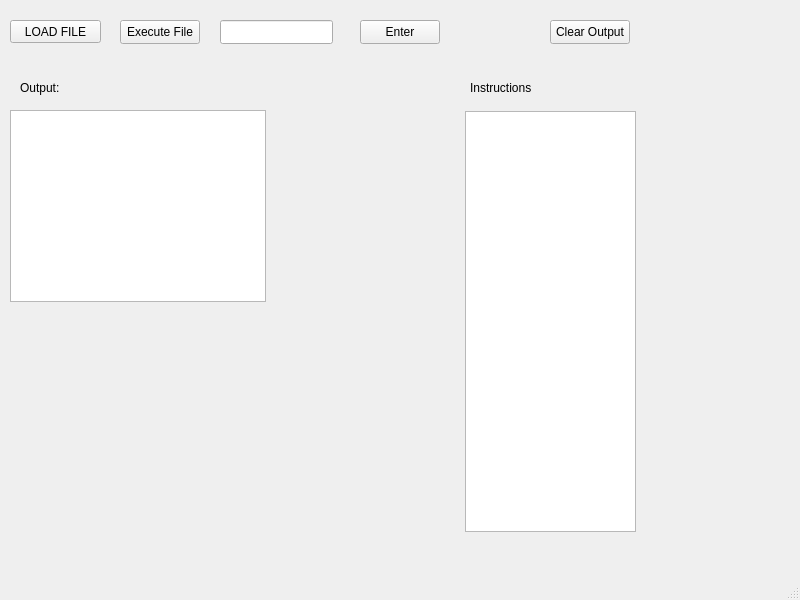
Alex-Nin/uvsim, file uvsim-qt/mainwindow.ui: the form before one commit.
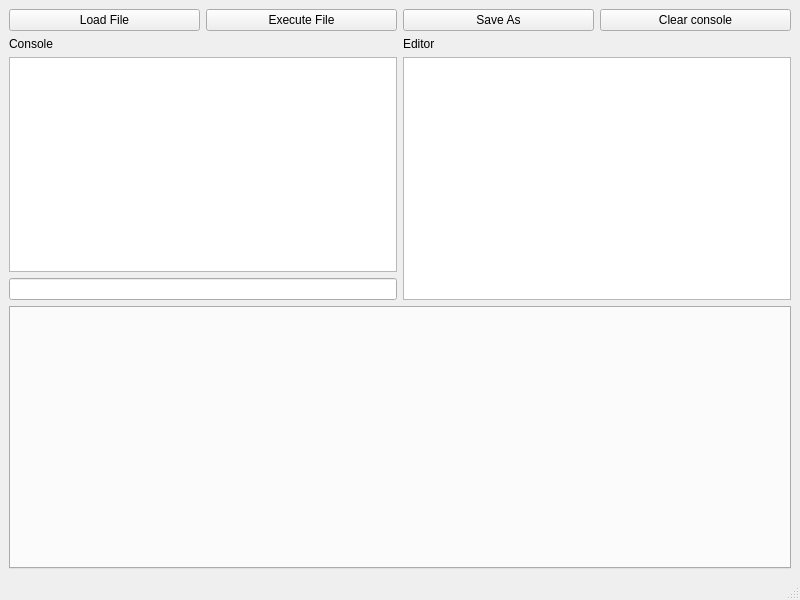
The form after the commit.

Patch:
```diff
--- a/uvsim-qt/mainwindow.ui
+++ b/uvsim-qt/mainwindow.ui
@@ -14,117 +14,78 @@
    <string>MainWindow</string>
   </property>
   <widget class="QWidget" name="centralwidget">
-   <widget class="QToolButton" name="loadButton">
-    <property name="geometry">
-     <rect>
-      <x>10</x>
-      <y>20</y>
-      <width>91</width>
-      <height>23</height>
-     </rect>
-    </property>
+   <layout class="QVBoxLayout" name="verticalLayout">
+    <item>
+     <layout class="QHBoxLayout" name="buttonLayout">
+      <item>
+       <widget class="QPushButton" name="button1">
     <property name="text">
-     <string>LOAD FILE</string>
-    </property>
-   </widget>
-   <widget class="QPushButton" name="exeButton">
-    <property name="geometry">
-     <rect>
-      <x>120</x>
-      <y>20</y>
-      <width>80</width>
-      <height>24</height>
-     </rect>
-    </property>
+         <string>Load File</string>
+        </property>
+       </widget>
+      </item>
+      <item>
+       <widget class="QPushButton" name="button2">
     <property name="text">
      <string>Execute File</string>
     </property>
    </widget>
-   <widget class="QLineEdit" name="lineEdit">
-    <property name="geometry">
-     <rect>
-      <x>220</x>
-      <y>20</y>
-      <width>113</width>
-      <height>24</height>
-     </rect>
-    </property>
+      </item>
+      <item>
+       <widget class="QPushButton" name="button3">
     <property name="text">
-     <string/>
-    </property>
-   </widget>
-   <widget class="QPushButton" name="enterButton">
-    <property name="geometry">
-     <rect>
-      <x>360</x>
-      <y>20</y>
-      <width>80</width>
-      <height>24</height>
-     </rect>
-    </property>
+         <string>Save As</string>
+        </property>
+       </widget>
+      </item>
+      <item>
+       <widget class="QPushButton" name="button4">
     <property name="text">
-     <string>Enter</string>
-    </property>
-   </widget>
-   <widget class="QPushButton" name="clearButton">
-    <property name="geometry">
-     <rect>
-      <x>550</x>
-      <y>20</y>
-      <width>80</width>
-      <height>24</height>
-     </rect>
-    </property>
+         <string>Clear console</string>
+        </property>
+       </widget>
+      </item>
+     </layout>
+    </item>
+    <item>
+     <layout class="QHBoxLayout" name="appLayout">
+      <item>
+       <layout class="QVBoxLayout" name="consoleLayout">
+        <item>
+         <widget class="QLabel" name="consoleLabel">
     <property name="text">
-     <string>Clear Output</string>
-    </property>
-   </widget>
-   <widget class="QTextBrowser" name="instructsBrowser">
-    <property name="geometry">
-     <rect>
-      <x>465</x>
-      <y>111</y>
-      <width>171</width>
-      <height>421</height>
-     </rect>
-    </property>
-   </widget>
-   <widget class="QTextEdit" name="terminalEdit">
-    <property name="geometry">
-     <rect>
-      <x>10</x>
-      <y>110</y>
-      <width>256</width>
-      <height>192</height>
-     </rect>
-    </property>
-   </widget>
-   <widget class="QLabel" name="label">
-    <property name="geometry">
-     <rect>
-      <x>20</x>
-      <y>80</y>
-      <width>49</width>
-      <height>16</height>
-     </rect>
-    </property>
+           <string>Console</string>
+          </property>
+         </widget>
+        </item>
+        <item>
+         <widget class="QTextEdit" name="console"/>
+        </item>
+        <item>
+         <widget class="QLineEdit" name="consoleField"/>
+        </item>
+       </layout>
+      </item>
+      <item>
+       <layout class="QVBoxLayout" name="editorLayout">
+        <item>
+         <widget class="QLabel" name="editorLabel">
     <property name="text">
-     <string>Output:</string>
-    </property>
-   </widget>
-   <widget class="QLabel" name="label_2">
-    <property name="geometry">
-     <rect>
-      <x>470</x>
-      <y>80</y>
-      <width>121</width>
-      <height>16</height>
-     </rect>
-    </property>
-    <property name="text">
-     <string>Instructions</string>
-    </property>
-   </widget>
+           <string>Editor</string>
+          </property>
+         </widget>
+        </item>
+        <item>
+         <widget class="QTextEdit" name="textViewer"/>
+        </item>
+       </layout>
+      </item>
+     </layout>
+    </item>
+    <item>
+     <widget class="QTabWidget" name="tabWidget"/>
+    </item>
+   </layout>
   </widget>
   <widget class="QMenuBar" name="menubar">
    <property name="geometry">
```
Lines whose indentation alone changed are shown as unchanged.
